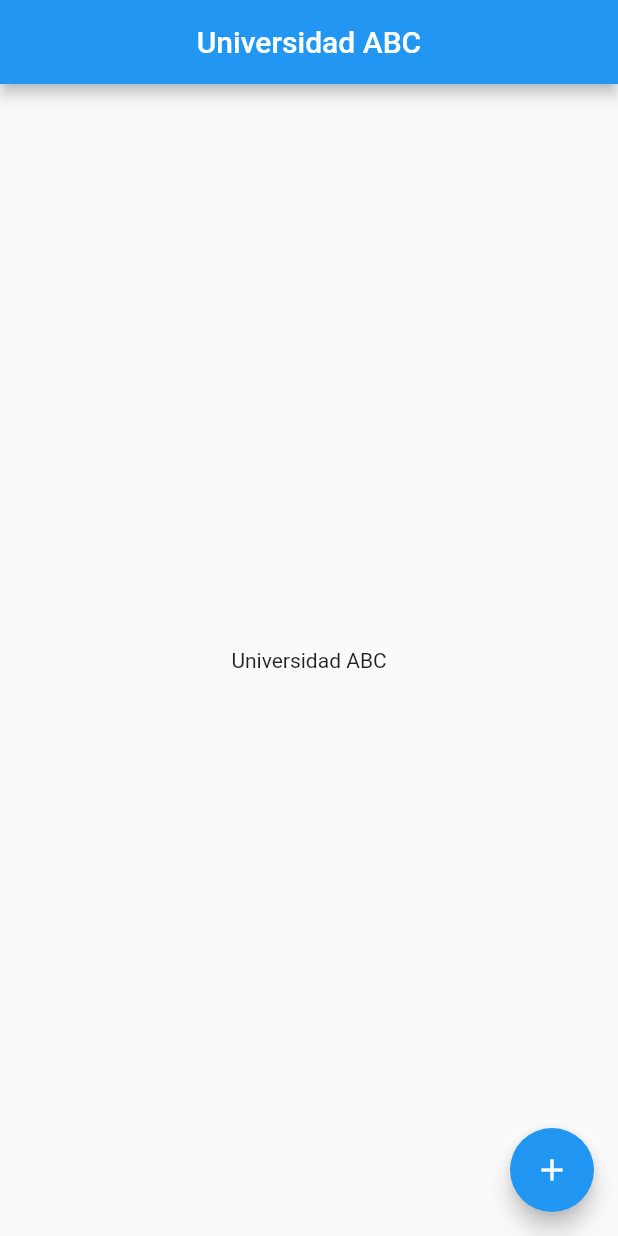
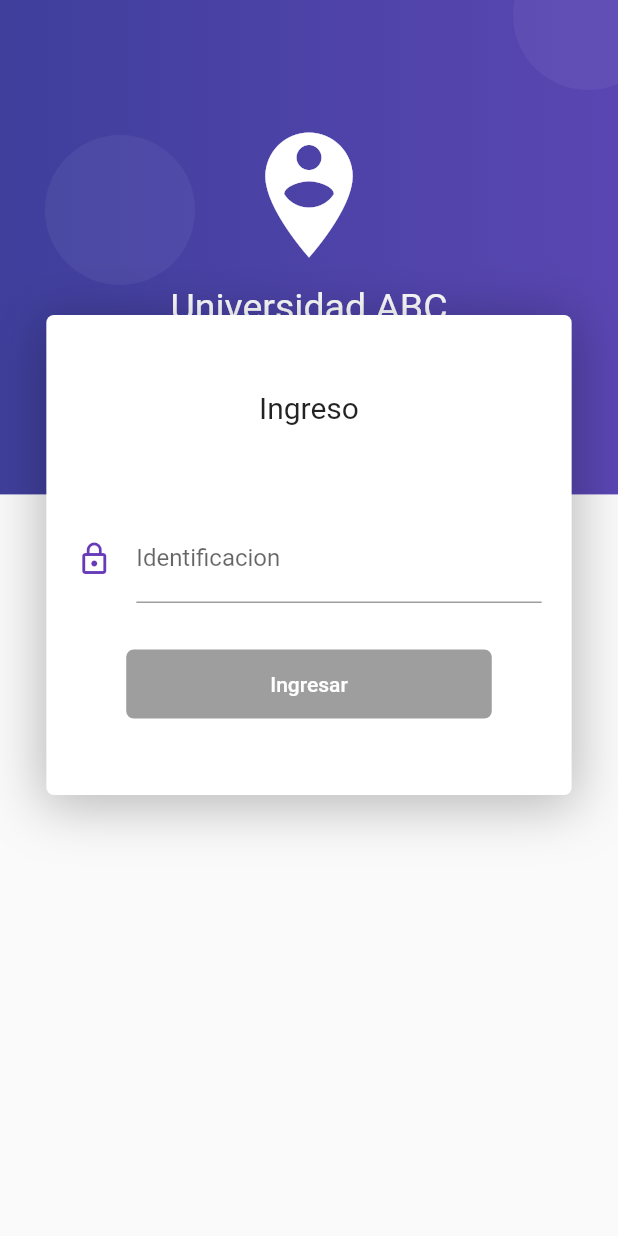
Before and after one commit to PereiraCC/AppMatricula, a Flutter app: the screen it shows after launch, on a phone screen of 412 x 824 dp. Run offline on Flutter 3.47's test engine with Material 2 defaults, Android fonts, the phone set to English and light mode, and no system bars; our stand-ins replace rxdart.

Commit message:
Agregando el login y creado el home page

```diff
--- a/lib/main.dart
+++ b/lib/main.dart
@@ -1,50 +1,41 @@
 import 'package:flutter/material.dart';
 
-void main() {
+import 'package:matricula/src/bloc/provider.dart';
+import 'package:matricula/src/pages/home_page.dart';
+import 'package:matricula/src/pages/login_page.dart';
+
+
+void main() async{
+
+  //WidgetsFlutterBinding.ensureInitialized();
+  //final prefs = new PreferenciasUsuario();
+  //await prefs.initPrefs();
+
   runApp(MyApp());
+
 }
 
 class MyApp extends StatelessWidget {
-  // This widget is the root of your application.
   @override
   Widget build(BuildContext context) {
-    return MaterialApp(
-      debugShowCheckedModeBanner: false,
-      title: 'Universidad ABC',
-      theme: ThemeData(
-        primarySwatch: Colors.blue,
+
+    //final prefs = new PreferenciasUsuario();
+    //print(prefs.token);
+
+    return  Provider(
+      child: MaterialApp(
+        debugShowCheckedModeBanner: false,
+        title: 'Material App',
+        initialRoute: 'login',
+        routes: {
+          'login'     : (BuildContext context) => LoginPage(),
+          'home'      : (BuildContext context) => HomePage(),
+        },
+        theme: ThemeData(
+          primaryColor: Colors.deepPurple
+        ),
       ),
-      home: MyHomePage(title: 'Universidad ABC'),
     );
+
   }
 }
-
-class MyHomePage extends StatefulWidget {
-  MyHomePage({Key key, this.title}) : super(key: key);
-
-  final String title;
-
-  @override
-  _MyHomePageState createState() => _MyHomePageState();
-}
-
-class _MyHomePageState extends State<MyHomePage> {
-
-  @override
-  Widget build(BuildContext context) {
-    return Scaffold(
-      appBar: AppBar(
-        title: Text(widget.title),
-        centerTitle: true,
-      ),
-      body: Center(
-        child: Text(widget.title)
-      ),
-      floatingActionButton: FloatingActionButton(
-        onPressed: () {},
-        tooltip: 'Increment',
-        child: Icon(Icons.add),
-      ), // This trailing comma makes auto-formatting nicer for build methods.
-    );
-  }
-}
--- /dev/null
+++ b/lib/src/bloc/login_bloc.dart
@@ -0,0 +1,26 @@
+
+
+import 'package:matricula/src/bloc/validators.dart';
+import 'package:rxdart/rxdart.dart';
+
+class LoginBloc with Validators {
+
+  final _identificacionController = BehaviorSubject<String>();
+
+  //Recuperar los datos del Stream
+  Stream<String> get identificacionStream => _identificacionController.stream.transform(validarIdentificacion);
+
+  //Insertar valores al Stream
+  Function(String) get changeIndentificacion => _identificacionController.sink.add;
+
+  //Obtener el ultimo valor ingresado a los streams
+  String get identificacion => _identificacionController.value;
+
+  //Cerrar los Stream
+  dispose(){
+    _identificacionController?.close();
+  }
+
+
+
+}
--- /dev/null
+++ b/lib/src/bloc/provider.dart
@@ -0,0 +1,33 @@
+import 'package:flutter/material.dart';
+import 'package:matricula/src/bloc/login_bloc.dart';
+
+
+class Provider extends InheritedWidget{
+
+  final loginBloc = new LoginBloc();
+
+  static Provider _instancia;
+
+  factory Provider({ Key key, Widget child }) {
+
+    if( _instancia == null){
+      _instancia = new Provider._(key: key, child: child);
+    }
+
+    return _instancia;
+  }
+
+  Provider._({ Key key, Widget child })
+    : super(key: key, child: child);
+
+
+  @override
+  bool updateShouldNotify(covariant InheritedWidget oldWidget) => true;
+
+  static LoginBloc of( BuildContext context ){
+    return context.dependOnInheritedWidgetOfExactType<Provider>().loginBloc;
+  }
+
+
+
+}
--- /dev/null
+++ b/lib/src/bloc/validators.dart
@@ -0,0 +1,21 @@
+
+
+import 'dart:async';
+
+class Validators {
+
+  final validarIdentificacion = StreamTransformer<String, String>.fromHandlers(
+    handleData: (identificacion, sink) {
+
+      final isDigitsOnly = int.tryParse(identificacion);
+
+      if(isDigitsOnly != null){
+        sink.add(identificacion);
+      }
+      else{
+        sink.addError('La identificacion solamente debe contener numeros');
+      }
+    }
+  );
+
+}
--- /dev/null
+++ b/lib/src/pages/login_page.dart
@@ -0,0 +1,21 @@
+import 'package:flutter/material.dart';
+
+
+import 'package:matricula/src/widgets/fondo.dart';
+import 'package:matricula/src/widgets/login_form.dart';
+
+
+class LoginPage extends StatelessWidget {
+
+  @override
+  Widget build(BuildContext context) {
+    return Scaffold(
+      body: Stack(
+        children: <Widget> [
+          Fondo(),
+          LoginForm(),
+        ]
+     ),
+   );
+  }
+}
--- /dev/null
+++ b/lib/src/providers/usuario_provider.dart
@@ -0,0 +1,39 @@
+import 'dart:convert';
+
+import 'package:http/http.dart' as http;
+
+class UsuarioProvider {
+
+
+  Future<Map<String, dynamic>> login(String identificacion) async{
+
+    var  url = Uri.parse('http://10.0.0.6/WebApiMatricula/api/Usuarios/Login?id=' + identificacion);
+
+    final resp = await http.post(
+      url
+    );
+
+    //Map<String, dynamic> decodedResp = json.decode(resp.body);
+
+    //print(decodedResp);
+
+    if(resp.statusCode == 200){
+
+      return { 'ok' : true, 'mensaje' : '' };
+
+    } else if(resp.statusCode == 404){
+
+      return { 'ok' : false, 'mensaje' : 'El usuario no existe'};
+
+    }else{
+
+      return { 'ok' : false, 'mensaje' : 'TODO MARIANA'};
+      //decodedResp['ExceptionMessage']
+    }
+
+
+  }
+
+
+
+}
--- /dev/null
+++ b/lib/src/widgets/fondo.dart
@@ -0,0 +1,59 @@
+import 'package:flutter/material.dart';
+
+class Fondo extends StatelessWidget {
+
+
+  @override
+  Widget build(BuildContext context) {
+
+    final size = MediaQuery.of(context).size;
+
+    final fondoMorado = Container(
+      height: size.height * 0.4,
+      width: double.infinity,
+      decoration: BoxDecoration(
+        gradient: LinearGradient(
+          colors: <Color> [
+            Color.fromRGBO(63, 63, 156, 1.0),
+            Color.fromRGBO(90, 70, 178, 1.0)
+          ]
+        )
+      ),
+    );
+
+    final circulo = Container(
+      width: 100.0,
+      height: 100.0,
+      decoration: BoxDecoration(
+        borderRadius: BorderRadius.circular(100.0),
+        color: Color.fromRGBO(255, 255, 255, 0.05)
+      ),
+    );
+
+    final logoNombre = Container(
+      padding: EdgeInsets.only(top: 80.0),
+      child: Column(
+        children: <Widget>[
+          Icon(Icons.person_pin_circle, color: Colors.white, size: 100.0),
+          SizedBox(height: 10.0, width: double.infinity,),
+          Text('Universidad ABC', style: TextStyle(color: Colors.white, fontSize: 25.0))
+        ],
+      ),
+    );
+
+    return Stack(
+      children: <Widget>[
+        fondoMorado,
+
+        Positioned(top: 90.0, left: 30.0, child: circulo),
+        Positioned(top: -40.0, right: -30.0, child: circulo),
+        Positioned(bottom: -50.0, right: -10.0, child: circulo),
+        Positioned(bottom: 120.0, right: 20.0, child: circulo),
+        Positioned(bottom: -50.0, left: -20.0, child: circulo),
+
+        logoNombre
+
+      ],
+    );
+  }
+}
--- /dev/null
+++ b/lib/src/widgets/login_form.dart
@@ -0,0 +1,118 @@
+import 'package:flutter/material.dart';
+
+import 'package:matricula/src/bloc/login_bloc.dart';
+import 'package:matricula/src/bloc/provider.dart';
+import 'package:matricula/src/providers/usuario_provider.dart';
+import 'package:matricula/src/utils/utils.dart';
+
+
+class LoginForm extends StatelessWidget {
+
+  final usuarioProvider = UsuarioProvider();
+
+  @override
+  Widget build(BuildContext context) {
+
+    final bloc = Provider.of(context);
+    final size = MediaQuery.of(context).size;
+
+    return SingleChildScrollView(
+      child: Column(
+        children: <Widget>[
+
+          SafeArea(
+            child: Container(
+              height: 180.0,
+            )
+          ),
+
+          Container(
+            width: size.width * 0.85,
+            padding: EdgeInsets.symmetric(vertical: 50.0),
+            margin: EdgeInsets.symmetric(vertical: 30.0),
+            decoration: BoxDecoration(
+              color: Colors.white,
+              borderRadius: BorderRadius.circular(5.0),
+              boxShadow: <BoxShadow>[
+                BoxShadow(
+                  color: Colors.black26,
+                  blurRadius: 30.0,
+                  offset: Offset(0.0, 5.0),
+                  spreadRadius: 3.0
+                )
+              ]
+            ),
+            child: Column(
+              children: <Widget>[
+                Text('Ingreso', style: TextStyle(fontSize: 20.0)),
+                SizedBox(height: 60.0),
+                _crearCampo(bloc),
+                SizedBox(height: 30.0),
+                _crearBoton(bloc),
+              ],
+            ),
+          ),
+
+          SizedBox(height: 100.0)
+        ],
+      ),
+    );
+  }
+
+  Widget _crearCampo(LoginBloc bloc){
+
+    return StreamBuilder(
+      stream: bloc.identificacionStream,
+      builder: (BuildContext context, AsyncSnapshot snapshot) {
+        return Container(
+          padding: EdgeInsets.symmetric(horizontal: 20.0),
+          child: TextField(
+            obscureText: true,
+            decoration: InputDecoration(
+              icon: Icon(Icons.lock_outline, color: Colors.deepPurple),
+              labelText: 'Identificacion',
+              counterText: snapshot.data,
+              errorText: snapshot.error
+            ),
+            onChanged: (value) => bloc.changeIndentificacion(value),
+          ),
+        );
+      }
+    );
+  }
+
+  Widget _crearBoton(LoginBloc bloc){
+
+   return StreamBuilder(
+      stream: bloc.identificacionStream,
+      builder: (BuildContext context, AsyncSnapshot snapshot){
+        return RaisedButton(
+          child: Container(
+            padding: EdgeInsets.symmetric(horizontal: 80.0, vertical: 15.0),
+            child: Text('Ingresar'),
+          ),
+          shape: RoundedRectangleBorder(
+            borderRadius: BorderRadius.circular(5.0),
+          ),
+          elevation: 0.0,
+          color: Colors.deepPurple,
+          textColor: Colors.white,
+          onPressed: snapshot.hasData ? () => _login(bloc, context) : null
+        );
+      },
+    );
+  }
+
+  void _login(LoginBloc bloc, BuildContext context) async {
+
+    Map info = await usuarioProvider.login(bloc.identificacion);
+
+    if( info['ok']){
+      Navigator.pushReplacementNamed(context, 'home');
+    } else {
+      mostrarAlerta(context, info['mensaje']);
+    }
+
+  }
+
+}
--- a/pubspec.yaml
+++ b/pubspec.yaml
@@ -28,6 +28,8 @@ dependencies:
   # The following adds the Cupertino Icons font to your application.
   # Use with the CupertinoIcons class for iOS style icons.
   cupertino_icons: ^1.0.2
+  rxdart: ^0.25.0
+  http:
 
 dev_dependencies:
   flutter_test:
```
Also changed, not shown: lib/src/pages/home_page.dart (added, +35 -0 lines), lib/src/utils/utils.dart (added, +23 -0 lines), lib/src/Models/model_carreras.dart (renamed from lib/Models/model_carreras.dart), lib/src/Models/model_cursos.dart (renamed from lib/Models/model_cursos.dart), lib/src/Models/model_estudiante.dart (renamed from lib/Models/model_estudiante.dart), lib/src/Models/model_grupos.dart (renamed from lib/Models/model_grupos.dart), lib/src/Models/model_matricula.dart (renamed from lib/Models/model_matricula.dart), pubspec.lock, 6 other files.
